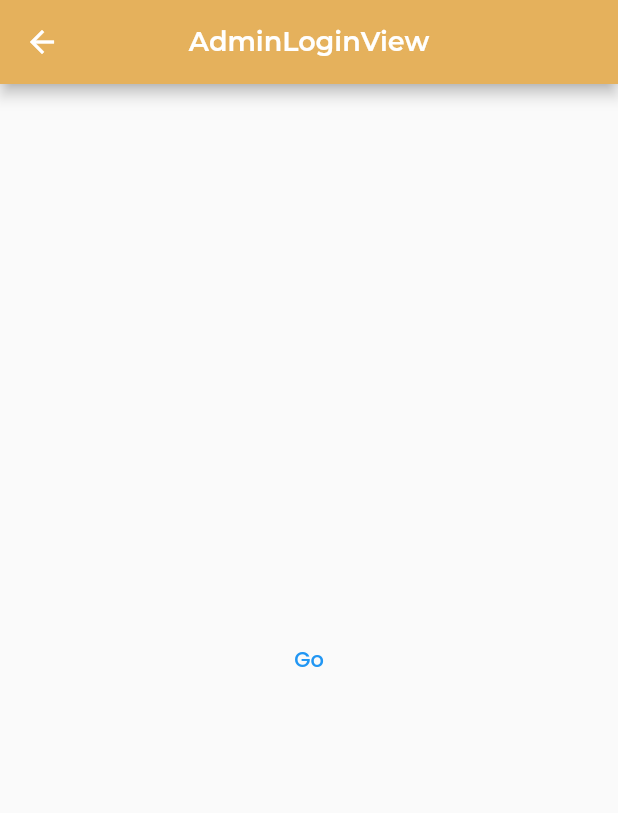
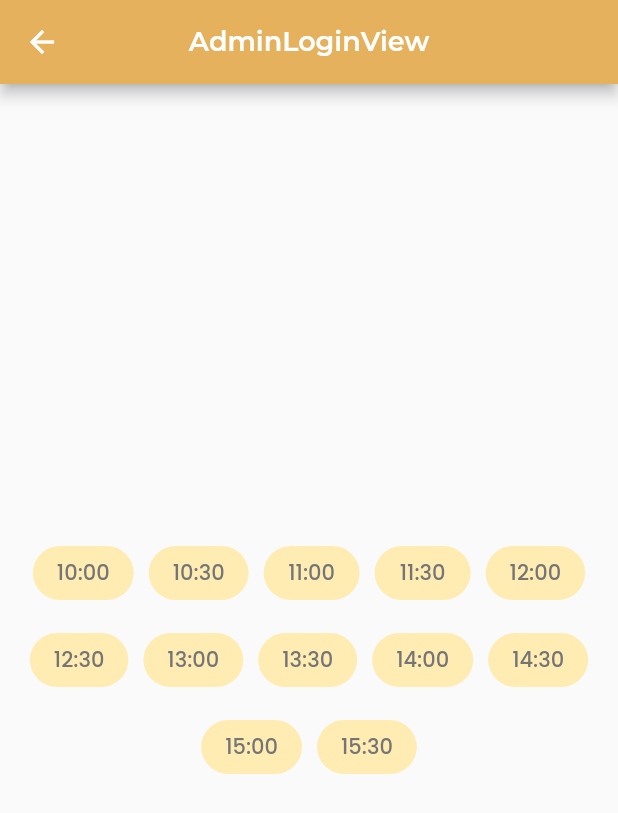
Before and after one commit to tribber93/booking_studio_foto, a Flutter app: the AdminLoginView screen opened by its route, on a phone screen of 412 x 824 dp. Shown: the top 813 px of the screen. Run offline on Flutter 3.47's test engine with Material 2 defaults, Android fonts, the phone set to English and light mode, and no system bars; drawn by our look-alikes of group_button; our stand-ins replace carousel_slider, flutter_native_splash, font_awesome_flutter, get, google_fonts, salomon_bottom_bar; missing offline and left inert: animated_widgets, empty_widget, ticket_material, ticket_widget.

Commit message:
update button jadwal

```diff
--- a/lib/app/modules/admin/adminLogin/views/admin_login_view.dart
+++ b/lib/app/modules/admin/adminLogin/views/admin_login_view.dart
@@ -1,12 +1,16 @@
 import 'package:flutter/material.dart';
 
 import 'package:get/get.dart';
+import 'package:group_button/group_button.dart';
 import 'package:studio_foto/app/routes/app_pages.dart';
+import 'package:studio_foto/utils/myColor.dart';
+import 'package:studio_foto/utils/widget/myGroupButton.dart';
 
 import '../controllers/admin_login_controller.dart';
 
 class AdminLoginView extends GetView<AdminLoginController> {
   const AdminLoginView({Key? key}) : super(key: key);
+
   @override
   Widget build(BuildContext context) {
     return Scaffold(
@@ -14,13 +18,8 @@ class AdminLoginView extends GetView<AdminLoginController> {
         title: Text('AdminLoginView'),
         centerTitle: true,
       ),
-      body: Center(
-        child: TextButton(
-          onPressed: () {
-            Get.toNamed(Routes.ADMIN_DASHBOARD);
-          },
-          child: Text("Go"),
-        ),
+      body: SafeArea(
+        child: Center(child: MyGroupButton()),
       ),
     );
   }
--- a/lib/app/modules/user/login/views/login_view.dart
+++ b/lib/app/modules/user/login/views/login_view.dart
@@ -142,7 +142,9 @@ class LoginView extends GetView<LoginController> {
                       style: ButtonStyle(
                           backgroundColor:
                               MaterialStatePropertyAll<Color>(Colors.white)),
-                      onPressed: () {},
+                      onPressed: () {
+                        Get.toNamed(Routes.ADMIN_LOGIN);
+                      },
                       child: Padding(
                         padding: const EdgeInsets.all(8),
                         child: Row(
--- a/lib/app/routes/app_pages.dart
+++ b/lib/app/routes/app_pages.dart
@@ -62,7 +62,7 @@ class AppPages {
     ),
     GetPage(
       name: _Paths.ADMIN_LOGIN,
-      page: () => const AdminLoginView(),
+      page: () => AdminLoginView(),
       binding: AdminLoginBinding(),
     ),
     GetPage(
--- /dev/null
+++ b/lib/utils/widget/myGroupButton.dart
@@ -0,0 +1,86 @@
+import 'package:flutter/material.dart';
+import 'package:group_button/group_button.dart';
+import 'package:intl/intl.dart';
+import 'package:studio_foto/utils/myColor.dart';
+
+class MyGroupButton extends StatelessWidget {
+  MyGroupButton({
+    Key? key,
+  }) : super(key: key);
+  var hariIni = DateTime.now();
+
+  int jamSekarang = DateTime.now().hour;
+  int menitSekarang = DateTime.now().minute;
+
+  List jadwal = [
+    '10:00',
+    '10:30',
+    '11:00',
+    '11:30',
+    '12:00',
+    '12:30',
+    '13:00',
+    '13:30',
+    '14:00',
+    '14:30',
+    '15:00',
+    '15:30',
+  ];
+
+  @override
+  Widget build(BuildContext context) {
+    return ScrollInjector(
+      groupingType: GroupingType.wrap,
+      child: GroupButton(
+        buttons: jadwal,
+        controller: GroupButtonController(
+          disabledIndexes: List.generate(jadwal.length, (index) {
+            var format = DateFormat("HH:mm");
+            var sekarang = format.format(DateTime.now());
+            var jam = format.parse(jadwal[index]);
+            return jam.isBefore(format.parse(sekarang)) ? index : -1;
+          }),
+          onDisablePressed: (index) {
+            ScaffoldMessenger.of(context).showSnackBar(
+              SnackBar(content: Text('${[index]} is disabled')),
+            );
+          },
+        ),
+        options: GroupButtonOptions(
+          selectedShadow: const [],
+          unselectedShadow: const [],
+          unselectedColor: Colors.amber[100],
+          unselectedTextStyle: TextStyle(
+            color: Colors.grey[600],
+          ),
+          selectedColor: primaryColor,
+          borderRadius: BorderRadius.circular(30),
+        ),
+        onSelected: (val, i, selected) =>
+            debugPrint('Button: $val index: $i $selected'),
+      ),
+    );
+  }
+}
+
+class ScrollInjector extends StatelessWidget {
+  const ScrollInjector({
+    Key? key,
+    required this.child,
+    required this.groupingType,
+  }) : super(key: key);
+
+  final Widget child;
+  final GroupingType groupingType;
+
+  @override
+  Widget build(BuildContext context) {
+    if (groupingType == GroupingType.row) {
+      return SingleChildScrollView(
+        scrollDirection: Axis.horizontal,
+        child: child,
+      );
+    }
+    return child;
+  }
+}
--- a/pubspec.yaml
+++ b/pubspec.yaml
@@ -21,6 +21,7 @@ dependencies:
   animated_widgets: ^1.1.0
   google_fonts: ^3.0.1
   intl: ^0.17.0
+  group_button: ^5.2.2
 
 dev_dependencies:
   flutter_lints: ^2.0.0
```
Also changed, not shown: lib/app/controller/myController.dart (+0 -15 lines), lib/app/data/classPaket.dart (+6 -13 lines), lib/app/modules/user/detail_paket/views/myBottomSheet.dart (+26 -5 lines), lib/app/modules/user/transaksi/views/tiket.dart (+20 -25 lines), assets/icons/bussiness-man.png (added), assets/icons/group.png (added), assets/icons/selfie.png (added), pubspec.lock.
